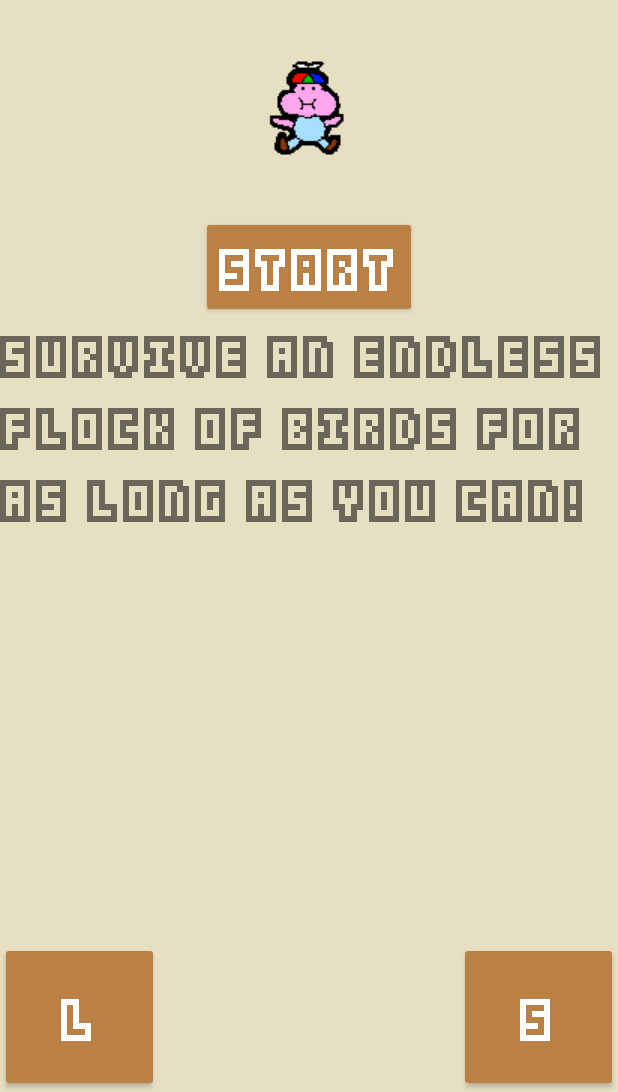
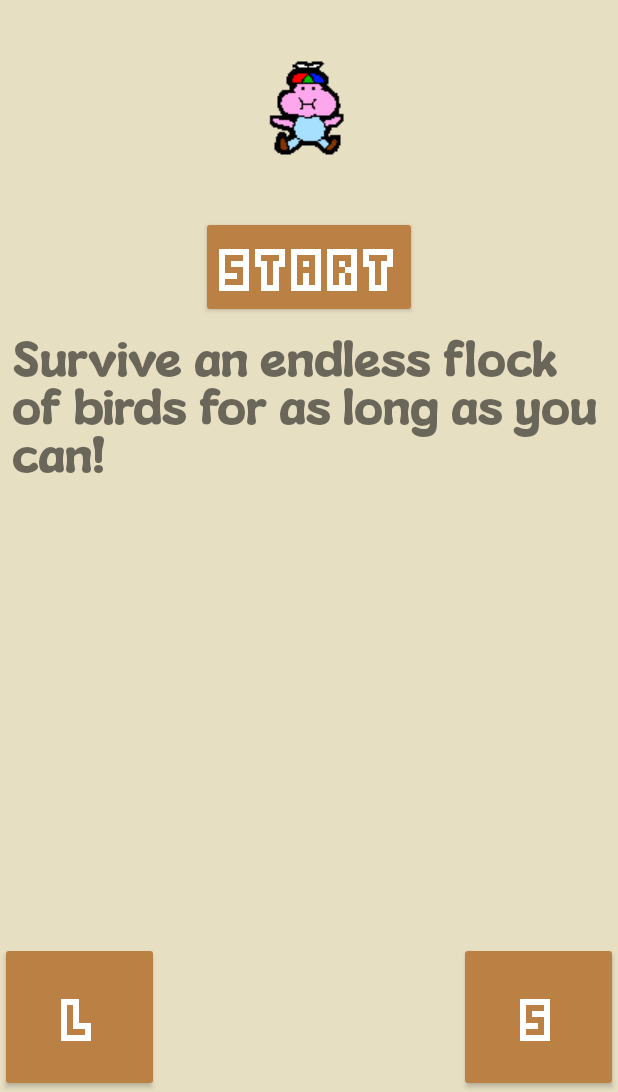
Before and after one commit to adsonnheim/sky-guy, an Android app: the screen it shows after launch (MainActivity), on a phone screen of 412 x 824 dp, the part 144-1236 px from its top. Run offline under Robolectric (Android 15) with nearby library versions, the phone set to English and light mode, and no system bars.

Commit message:
added new icons on death screen

```diff
--- a/SaveTheBunnyJava/app/src/main/java/com/example/savethebunnyjava/GameView.java
+++ b/SaveTheBunnyJava/app/src/main/java/com/example/savethebunnyjava/GameView.java
@@ -27,11 +27,12 @@ public class GameView extends View{
     Context context;
     Handler handler;
     Player player;
-    final long UPDATE_MILLIS = 30;
+    final long UPDATE_MILLIS = 20;
     Runnable runnable;
     Paint textPaint = new Paint();
     Paint healthPaint = new Paint();
     float TEXT_SIZE = 120;
+    static int global = 10;
     int points = 0;
     int life = 3;
     static int dWidth, dHeight;
--- a/SaveTheBunnyJava/app/src/main/java/com/example/savethebunnyjava/MainActivity.java
+++ b/SaveTheBunnyJava/app/src/main/java/com/example/savethebunnyjava/MainActivity.java
@@ -45,6 +45,10 @@ public class MainActivity extends AppCompatActivity {
             setContentView(R.layout.activity_main);
             return true;
         }
+        if (item.getItemId() == R.id.leaderboard) {
+            setContentView(R.layout.leaderboard);
+            return true;
+        }
         return super.onOptionsItemSelected(item);
     }
 
--- a/SaveTheBunnyJava/app/src/main/res/layout/activity_main.xml
+++ b/SaveTheBunnyJava/app/src/main/res/layout/activity_main.xml
@@ -35,10 +35,11 @@
     <TextView
         android:layout_height="wrap_content"
         android:layout_width="wrap_content"
-        android:fontFamily="@font/kenney_blocks"
+        android:fontFamily="@font/mouldycheese"
         android:text="@string/gamedesc"
         android:textSize="32sp"
-        android:gravity="bottom"/>
+        android:gravity="bottom"
+        android:padding="8dp"/>/>
     <LinearLayout
         android:layout_width="match_parent"
         android:layout_height="match_parent"
--- a/SaveTheBunnyJava/app/src/main/res/layout/game_over.xml
+++ b/SaveTheBunnyJava/app/src/main/res/layout/game_over.xml
@@ -3,7 +3,7 @@
     android:layout_width="match_parent"
     android:layout_height="match_parent"
     android:orientation="vertical"
-    android:background="@drawable/rabbit">
+    android:background="@drawable/background">
     <LinearLayout
         android:layout_width="match_parent"
         android:layout_height="wrap_content"
@@ -11,7 +11,7 @@
         <ImageButton
             android:layout_width="wrap_content"
             android:layout_height="wrap_content"
-            android:background="@drawable/explode3"
+            android:background="@drawable/restart"
             android:onClick="restart" />
         <View
             android:layout_width="1dp"
@@ -20,7 +20,7 @@
         <ImageButton
             android:layout_width="wrap_content"
             android:layout_height="wrap_content"
-            android:background="@drawable/spike0"
+            android:background="@drawable/exit"
             android:onClick="exit" />
     </LinearLayout>
     <LinearLayout
--- a/SaveTheBunnyJava/app/src/main/res/menu/game_menu.xml
+++ b/SaveTheBunnyJava/app/src/main/res/menu/game_menu.xml
@@ -8,4 +8,7 @@
     <item android:id="@+id/home"
         android:icon="@drawable/rabbit"
         android:title="@string/home" />
+    <item android:id="@+id/leaderboard"
+        android:icon="@drawable/rabbit"
+        android:title="@string/leaderboard" />
 </menu>
--- a/SaveTheBunnyJava/app/src/main/res/values/strings.xml
+++ b/SaveTheBunnyJava/app/src/main/res/values/strings.xml
@@ -10,5 +10,6 @@
     <string name="sky_guy">Sky Guy</string>
     <string name="gamedesc">Survive an endless flock of birds for as long as you can!</string>
     <string name="help">help</string>
-    <string name="home">home</string>
+    <string name="home">Home</string>
+    <string name="leaderboard">Leaderboard</string>
 </resources>
```
Also changed, not shown: SaveTheBunnyJava/app/src/main/res/layout/leaderboard.xml (added, +15 -0 lines), SaveTheBunnyJava/app/src/main/res/layout/settings.xml (+10 -1 lines), SaveTheBunnyJava/app/src/main/res/drawable/exit.png (added), SaveTheBunnyJava/app/src/main/res/drawable/restart.png (added), SaveTheBunnyJava/app/src/main/res/font/mouldycheese.ttf (added), 32 other files.
